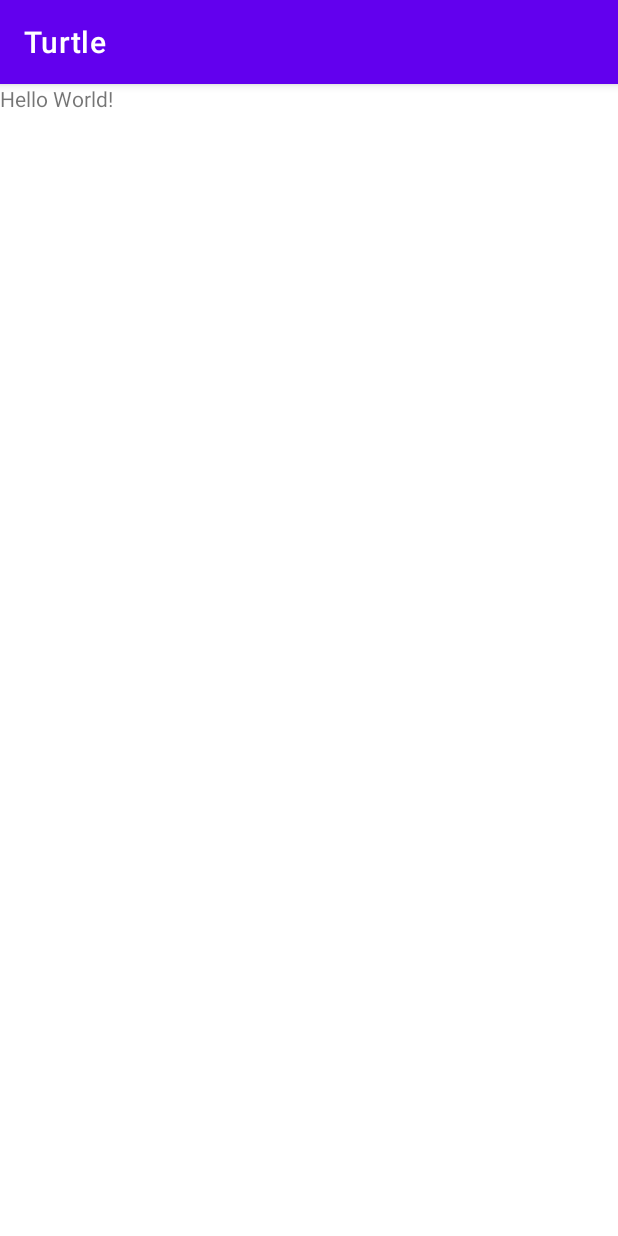
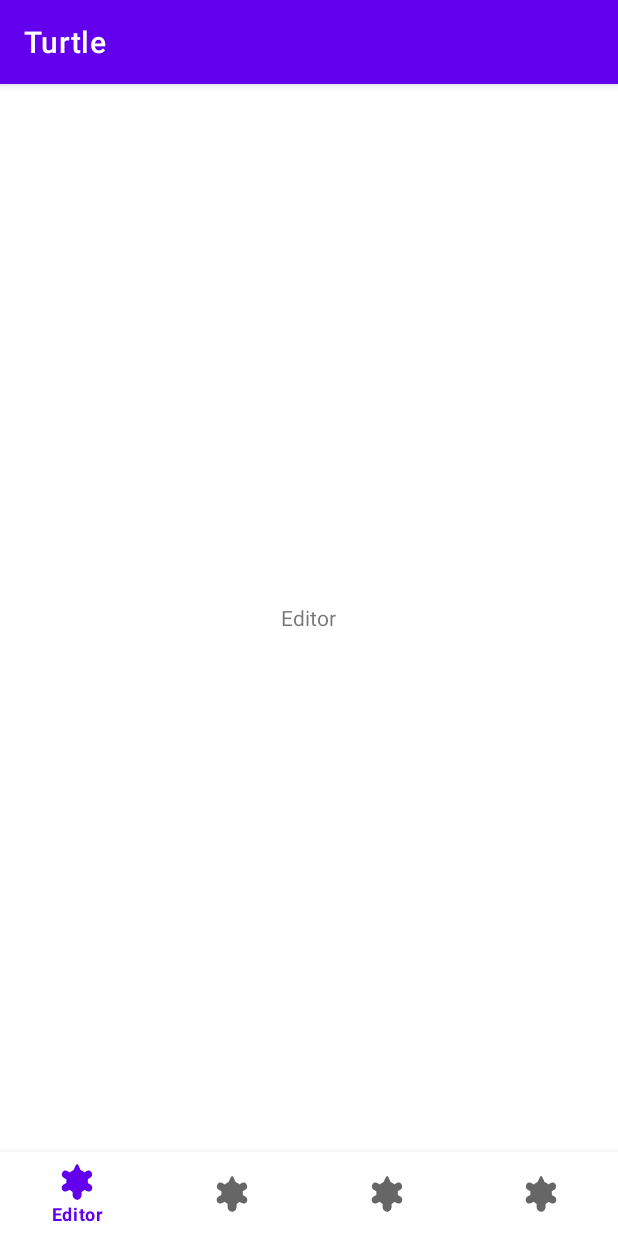
Before and after one commit to AmrDeveloper/Turtle, an Android app: the screen it shows after launch (MainActivity), on a phone screen of 412 x 824 dp. Run offline under Robolectric (Android 15) with nearby library versions, the phone set to English and light mode, and no system bars; our stand-ins replace Timber, navigation-ui.

Commit message:
Setup the base structures and fragments with Navigation Components

```diff
--- a/app/src/main/AndroidManifest.xml
+++ b/app/src/main/AndroidManifest.xml
@@ -3,14 +3,15 @@
     package="com.amrdeveloper.turtle">
 
     <application
+        android:name=".TurtleApplication"
         android:allowBackup="true"
         android:icon="@mipmap/ic_launcher"
         android:label="@string/app_name"
         android:roundIcon="@mipmap/ic_launcher_round"
-        android:supportsRtl="true"
+        android:supportsRtl="false"
         android:theme="@style/Theme.Turtle">
         <activity
-            android:name=".MainActivity"
+            android:name=".ui.MainActivity"
             android:exported="true">
             <intent-filter>
                 <action android:name="android.intent.action.MAIN" />
--- /dev/null
+++ b/app/src/main/java/com/amrdeveloper/turtle/TurtleApplication.kt
@@ -0,0 +1,38 @@
+/*
+ * MIT License
+ *
+ * Copyright (c) 2022 AmrDeveloper (Amr Hesham)
+ *
+ * Permission is hereby granted, free of charge, to any person obtaining a copy
+ * of this software and associated documentation files (the "Software"), to deal
+ * in the Software without restriction, including without limitation the rights
+ * to use, copy, modify, merge, publish, distribute, sublicense, and/or sell
+ * copies of the Software, and to permit persons to whom the Software is
+ * furnished to do so, subject to the following conditions:
+ *
+ * The above copyright notice and this permission notice shall be included in all
+ * copies or substantial portions of the Software.
+ * THE SOFTWARE IS PROVIDED "AS IS", WITHOUT WARRANTY OF ANY KIND, EXPRESS OR
+ * IMPLIED, INCLUDING BUT NOT LIMITED TO THE WARRANTIES OF MERCHANTABILITY,
+ * FITNESS FOR A PARTICULAR PURPOSE AND NONINFRINGEMENT. IN NO EVENT SHALL THE
+ * AUTHORS OR COPYRIGHT HOLDERS BE LIABLE FOR ANY CLAIM, DAMAGES OR OTHER
+ * LIABILITY, WHETHER IN AN ACTION OF CONTRACT, TORT OR OTHERWISE, ARISING FROM,
+ * OUT OF OR IN CONNECTION WITH THE SOFTWARE OR THE USE OR OTHER DEALINGS IN THE
+ * SOFTWARE.
+ */
+
+package com.amrdeveloper.turtle
+
+import android.app.Application
+import timber.log.Timber
+
+class TurtleApplication : Application() {
+
+    override fun onCreate() {
+        super.onCreate()
+
+        if (BuildConfig.DEBUG) {
+            Timber.plant(Timber.DebugTree())
+        }
+    }
+}
--- /dev/null
+++ b/app/src/main/java/com/amrdeveloper/turtle/ui/MainActivity.kt
@@ -0,0 +1,43 @@
+/*
+ * MIT License
+ *
+ * Copyright (c) 2022 AmrDeveloper (Amr Hesham)
+ *
+ * Permission is hereby granted, free of charge, to any person obtaining a copy
+ * of this software and associated documentation files (the "Software"), to deal
+ * in the Software without restriction, including without limitation the rights
+ * to use, copy, modify, merge, publish, distribute, sublicense, and/or sell
+ * copies of the Software, and to permit persons to whom the Software is
+ * furnished to do so, subject to the following conditions:
+ *
+ * The above copyright notice and this permission notice shall be included in all
+ * copies or substantial portions of the Software.
+ * THE SOFTWARE IS PROVIDED "AS IS", WITHOUT WARRANTY OF ANY KIND, EXPRESS OR
+ * IMPLIED, INCLUDING BUT NOT LIMITED TO THE WARRANTIES OF MERCHANTABILITY,
+ * FITNESS FOR A PARTICULAR PURPOSE AND NONINFRINGEMENT. IN NO EVENT SHALL THE
+ * AUTHORS OR COPYRIGHT HOLDERS BE LIABLE FOR ANY CLAIM, DAMAGES OR OTHER
+ * LIABILITY, WHETHER IN AN ACTION OF CONTRACT, TORT OR OTHERWISE, ARISING FROM,
+ * OUT OF OR IN CONNECTION WITH THE SOFTWARE OR THE USE OR OTHER DEALINGS IN THE
+ * SOFTWARE.
+ */
+
+package com.amrdeveloper.turtle.ui
+
+import android.os.Bundle
+import androidx.appcompat.app.AppCompatActivity
+import androidx.navigation.Navigation
+import androidx.navigation.ui.NavigationUI
+import com.amrdeveloper.turtle.R
+import com.google.android.material.bottomnavigation.BottomNavigationView
+
+class MainActivity : AppCompatActivity() {
+
+    override fun onCreate(savedInstanceState: Bundle?) {
+        super.onCreate(savedInstanceState)
+        setContentView(R.layout.activity_main)
+
+        val navController = Navigation.findNavController(this, R.id.nav_host_fragment)
+        val bottomNavigationView = findViewById<BottomNavigationView>(R.id.bottom_navigation)
+        NavigationUI.setupWithNavController(bottomNavigationView, navController)
+    }
+}
--- /dev/null
+++ b/app/src/main/java/com/amrdeveloper/turtle/ui/editor/EditorFragment.kt
@@ -0,0 +1,47 @@
+/*
+ * MIT License
+ *
+ * Copyright (c) 2022 AmrDeveloper (Amr Hesham)
+ *
+ * Permission is hereby granted, free of charge, to any person obtaining a copy
+ * of this software and associated documentation files (the "Software"), to deal
+ * in the Software without restriction, including without limitation the rights
+ * to use, copy, modify, merge, publish, distribute, sublicense, and/or sell
+ * copies of the Software, and to permit persons to whom the Software is
+ * furnished to do so, subject to the following conditions:
+ *
+ * The above copyright notice and this permission notice shall be included in all
+ * copies or substantial portions of the Software.
+ * THE SOFTWARE IS PROVIDED "AS IS", WITHOUT WARRANTY OF ANY KIND, EXPRESS OR
+ * IMPLIED, INCLUDING BUT NOT LIMITED TO THE WARRANTIES OF MERCHANTABILITY,
+ * FITNESS FOR A PARTICULAR PURPOSE AND NONINFRINGEMENT. IN NO EVENT SHALL THE
+ * AUTHORS OR COPYRIGHT HOLDERS BE LIABLE FOR ANY CLAIM, DAMAGES OR OTHER
+ * LIABILITY, WHETHER IN AN ACTION OF CONTRACT, TORT OR OTHERWISE, ARISING FROM,
+ * OUT OF OR IN CONNECTION WITH THE SOFTWARE OR THE USE OR OTHER DEALINGS IN THE
+ * SOFTWARE.
+ */
+
+package com.amrdeveloper.turtle.ui.editor
+
+import android.os.Bundle
+import androidx.fragment.app.Fragment
+import android.view.LayoutInflater
+import android.view.View
+import android.view.ViewGroup
+import com.amrdeveloper.turtle.R
+
+class EditorFragment : Fragment() {
+
+    override fun onCreate(savedInstanceState: Bundle?) {
+        super.onCreate(savedInstanceState)
+
+    }
+
+    override fun onCreateView(
+        inflater: LayoutInflater, container: ViewGroup?,
+        savedInstanceState: Bundle?
+    ): View? {
+        // Inflate the layout for this fragment
+        return inflater.inflate(R.layout.fragment_editor, container, false)
+    }
+}
--- /dev/null
+++ b/app/src/main/res/drawable/ic_turtle_pointer.xml
@@ -0,0 +1,52 @@
+<vector android:height="24dp" android:viewportHeight="500"
+    android:viewportWidth="500" android:width="24dp"
+    xmlns:aapt="http://schemas.android.com/aapt" xmlns:android="http://schemas.android.com/apk/res/android">
+    <path android:fillColor="#F3B73F" android:fillType="nonZero"
+        android:pathData="M362.779,266.957C358.459,289.141 348.913,309.766 335.174,326.604C328.759,334.465 330.968,346.215 339.787,351.216L383.489,375.998C408.945,390.449 441.427,381.489 455.887,356.019C470.32,330.517 461.348,298.043 435.896,283.61L386.949,255.839C377.257,250.339 364.927,255.927 362.779,266.957z"
+        android:strokeColor="#00000000" android:strokeLineCap="butt"
+        android:strokeLineJoin="miter" android:strokeWidth="0.96"/>
+    <path android:fillColor="#F3B73F" android:fillType="nonZero"
+        android:pathData="M380.341,99.422L337.49,125.039C328.788,130.241 326.859,142.03 333.432,149.736C347.524,166.257 357.484,186.677 362.23,208.789C364.583,219.749 377.033,225.17 386.659,219.412L434.842,190.599C459.971,175.575 468.195,142.899 453.173,117.758C453.172,117.756 453.172,117.753 453.171,117.752C438.15,92.643 405.484,84.401 380.341,99.422z"
+        android:strokeColor="#00000000" android:strokeLineCap="butt"
+        android:strokeLineJoin="miter" android:strokeWidth="0.96"/>
+    <path android:fillColor="#FFC843" android:fillType="nonZero"
+        android:pathData="M288.215,361.476C264.25,370.913 237.098,371.444 211.788,361.476C201.039,357.242 189.399,365.188 189.399,376.722L189.399,435.159C189.399,468.574 216.584,495.76 250.002,495.76C283.42,495.76 310.603,468.574 310.603,435.159L310.603,376.722C310.603,365.187 298.959,357.242 288.215,361.476z"
+        android:strokeColor="#00000000" android:strokeLineCap="butt"
+        android:strokeLineJoin="miter" android:strokeWidth="0.96"/>
+    <path android:fillColor="#F3B73F" android:fillType="nonZero"
+        android:pathData="M250.002,495.76C250,495.76 250,495.76 249.999,495.76L249.999,368.742C263.12,368.74 276.076,366.255 288.215,361.475C298.959,357.242 310.604,365.186 310.604,376.721L310.604,435.159C310.603,468.574 283.418,495.76 250.002,495.76z"
+        android:strokeColor="#00000000" android:strokeLineCap="butt"
+        android:strokeLineJoin="miter" android:strokeWidth="0.96"/>
+    <path android:fillColor="#FFC843" android:fillType="nonZero"
+        android:pathData="M113.054,255.838L64.105,283.611C38.656,298.042 29.683,330.516 44.106,355.999C58.576,381.487 91.057,390.448 116.522,375.993L160.216,351.216C169.042,346.21 171.238,334.458 164.829,326.604C151.088,309.766 141.543,289.141 137.224,266.957C135.071,255.911 122.724,250.351 113.054,255.838z"
+        android:strokeColor="#00000000" android:strokeLineCap="butt"
+        android:strokeLineJoin="miter" android:strokeWidth="0.96"/>
+    <path android:fillColor="#FFC843" android:fillType="nonZero"
+        android:pathData="M46.833,117.753C31.808,142.9 40.033,175.576 65.164,190.601L113.344,219.412C122.965,225.166 135.419,219.755 137.773,208.789C142.519,186.676 152.477,166.256 166.572,149.736C173.152,142.022 171.208,130.236 162.514,125.039L119.667,99.424C94.526,84.408 61.858,92.631 46.833,117.753z"
+        android:strokeColor="#00000000" android:strokeLineCap="butt"
+        android:strokeLineJoin="miter" android:strokeWidth="0.96"/>
+    <path android:fillColor="#FFC843" android:fillType="nonZero"
+        android:pathData="M235.099,13.795L199.404,91.899C193.531,104.751 205.67,118.553 219.17,114.356C238.885,108.228 260.444,108.019 280.831,114.356C294.328,118.547 306.472,104.758 300.597,91.899L264.902,13.795C259.088,1.069 240.926,1.041 235.099,13.795z"
+        android:strokeColor="#00000000" android:strokeLineCap="butt"
+        android:strokeLineJoin="miter" android:strokeWidth="0.96"/>
+    <path android:fillColor="#F3B73F" android:fillType="nonZero"
+        android:pathData="M280.832,114.355C270.72,111.212 260.32,109.684 250,109.684L250,4.24C255.998,4.241 261.996,7.429 264.903,13.795L300.598,91.899C306.474,104.757 294.33,118.546 280.832,114.355z"
+        android:strokeColor="#00000000" android:strokeLineCap="butt"
+        android:strokeLineJoin="miter" android:strokeWidth="0.96"/>
+    <path android:fillColor="#95D600" android:fillType="nonZero"
+        android:pathData="M250.002,76.911C167.956,76.911 101.798,149.745 101.798,239.214C101.798,351.732 203.878,429.909 300.222,391.964C357.223,369.487 398.205,309.738 398.205,239.214C398.205,149.421 331.754,76.911 250.002,76.911z"
+        android:strokeColor="#00000000" android:strokeLineCap="butt"
+        android:strokeLineJoin="miter" android:strokeWidth="0.96"/>
+    <path android:fillColor="#7EC60F" android:fillType="nonZero"
+        android:pathData="M249.999,401.647L249.999,76.911C250,76.911 250,76.911 250.001,76.911C331.753,76.911 398.205,149.421 398.205,239.214C398.205,330.962 329.727,401.627 249.999,401.647z"
+        android:strokeColor="#00000000" android:strokeLineCap="butt"
+        android:strokeLineJoin="miter" android:strokeWidth="0.96"/>
+    <path android:fillColor="#7EC60F" android:fillType="nonZero"
+        android:pathData="M373.296,149.112C378.971,158.418 383.739,168.352 387.544,178.724L324.835,214.928L324.835,263.501L387.543,299.706C383.738,310.074 378.954,319.998 373.278,329.309L308.45,291.879L266.384,316.165L266.384,400.536C255.795,401.812 244.804,401.884 233.615,400.536L233.615,316.168L191.549,291.882L126.722,329.311C121.045,320 116.262,310.077 112.456,299.709L175.164,263.504L175.164,214.931L112.455,178.726C116.261,168.353 121.029,158.42 126.703,149.115L191.548,186.554L233.614,162.268L233.614,77.912C244.633,76.584 255.35,76.583 266.383,77.912L266.383,162.268L308.449,186.554L373.296,149.112zM292.066,214.928L250.001,190.642L207.936,214.928L207.936,263.502L250.001,287.788L292.066,263.502L292.066,214.928z"
+        android:strokeColor="#00000000" android:strokeLineCap="butt"
+        android:strokeLineJoin="miter" android:strokeWidth="0.96"/>
+    <path android:fillColor="#77BC1F" android:fillType="nonZero"
+        android:pathData="M324.836,214.928L324.836,263.502L387.544,299.707C383.739,310.075 378.955,319.999 373.279,329.309L308.451,291.88L266.385,316.166L266.385,400.536C261.018,401.183 255.546,401.517 249.998,401.517L249.998,287.788L250,287.788L292.065,263.502L292.065,214.929L250,190.643L249.998,190.644L249.998,76.913C255.433,76.913 260.869,77.245 266.385,77.909L266.385,162.265L308.451,186.551L373.296,149.113C378.971,158.419 383.739,168.353 387.544,178.725L324.836,214.928z"
+        android:strokeColor="#00000000" android:strokeLineCap="butt"
+        android:strokeLineJoin="miter" android:strokeWidth="0.96"/>
+</vector>
--- a/app/src/main/res/layout/activity_main.xml
+++ b/app/src/main/res/layout/activity_main.xml
@@ -4,15 +4,22 @@
     xmlns:tools="http://schemas.android.com/tools"
     android:layout_width="match_parent"
     android:layout_height="match_parent"
-    tools:context=".MainActivity">
+    tools:context=".ui.MainActivity"
+    tools:viewBindingIgnore="true">
 
-    <TextView
-        android:layout_width="wrap_content"
+    <fragment
+        android:id="@+id/nav_host_fragment"
+        android:name="androidx.navigation.fragment.NavHostFragment"
+        android:layout_width="match_parent"
+        android:layout_height="match_parent"
+        android:layout_above="@+id/bottom_navigation"
+        app:defaultNavHost="true"
+        app:navGraph="@navigation/navigation_graph" />
+
+    <com.google.android.material.bottomnavigation.BottomNavigationView
+        android:id="@+id/bottom_navigation"
+        android:layout_width="match_parent"
         android:layout_height="wrap_content"
-        android:text="Hello World!"
-        app:layout_constraintBottom_toBottomOf="parent"
-        app:layout_constraintLeft_toLeftOf="parent"
-        app:layout_constraintRight_toRightOf="parent"
-        app:layout_constraintTop_toTopOf="parent" />
-
+        android:layout_alignParentBottom="true"
+        app:menu="@menu/bottom_navigation_menu" />
 </RelativeLayout>
--- /dev/null
+++ b/app/src/main/res/layout/fragment_editor.xml
@@ -0,0 +1,15 @@
+<?xml version="1.0" encoding="utf-8"?>
+<RelativeLayout xmlns:android="http://schemas.android.com/apk/res/android"
+    xmlns:tools="http://schemas.android.com/tools"
+    android:layout_width="match_parent"
+    android:layout_height="match_parent"
+    tools:context=".ui.editor.EditorFragment">
+
+    <TextView
+        android:layout_width="wrap_content"
+        android:layout_height="wrap_content"
+        android:layout_centerHorizontal="true"
+        android:layout_centerVertical="true"
+        android:text="@string/editor" />
+
+</RelativeLayout>
--- /dev/null
+++ b/app/src/main/res/menu/bottom_navigation_menu.xml
@@ -0,0 +1,22 @@
+<?xml version="1.0" encoding="utf-8"?>
+<menu xmlns:android="http://schemas.android.com/apk/res/android">
+    <item
+        android:id="@+id/editorFragment"
+        android:icon="@drawable/ic_turtle_pointer"
+        android:title="@string/editor" />
+
+    <item
+        android:id="@+id/previewFragment"
+        android:icon="@drawable/ic_turtle_pointer"
+        android:title="@string/preview" />
+
+    <item
+        android:id="@+id/packagesFragment"
+        android:icon="@drawable/ic_turtle_pointer"
+        android:title="@string/packages" />
+    <item
+
+        android:id="@+id/settingsFragment"
+        android:icon="@drawable/ic_turtle_pointer"
+        android:title="@string/settings" />
+</menu>
--- /dev/null
+++ b/app/src/main/res/navigation/navigation_graph.xml
@@ -0,0 +1,31 @@
+<?xml version="1.0" encoding="utf-8"?>
+<navigation xmlns:android="http://schemas.android.com/apk/res/android"
+    xmlns:app="http://schemas.android.com/apk/res-auto"
+    xmlns:tools="http://schemas.android.com/tools"
+    android:id="@+id/navigation_graph"
+    app:startDestination="@id/editorFragment">
+
+    <fragment
+        android:id="@+id/editorFragment"
+        android:name="com.amrdeveloper.turtle.ui.editor.EditorFragment"
+        android:label="fragment_editor"
+        tools:layout="@layout/fragment_editor" />
+
+    <fragment
+        android:id="@+id/previewFragment"
+        android:name="com.amrdeveloper.turtle.ui.preview.PreviewFragment"
+        android:label="fragment_preview"
+        tools:layout="@layout/fragment_preview" />
+
+    <fragment
+        android:id="@+id/packagesFragment"
+        android:name="com.amrdeveloper.turtle.ui.packages.PackagesFragment"
+        android:label="fragment_packages"
+        tools:layout="@layout/fragment_packages" />
+
+    <fragment
+        android:id="@+id/settingsFragment"
+        android:name="com.amrdeveloper.turtle.ui.settings.SettingsFragment"
+        android:label="fragment_settings"
+        tools:layout="@layout/fragment_settings" />
+</navigation>
--- /dev/null
+++ b/app/src/main/res/values/dimens.xml
@@ -0,0 +1,4 @@
+<?xml version="1.0" encoding="utf-8"?>
+<resources>
+
+</resources>
--- a/app/src/main/res/values/strings.xml
+++ b/app/src/main/res/values/strings.xml
@@ -1,3 +1,7 @@
 <resources>
     <string name="app_name">Turtle</string>
+    <string name="editor">Editor</string>
+    <string name="preview">Preview</string>
+    <string name="packages">Packages</string>
+    <string name="settings">Settings</string>
 </resources>
--- a/build.gradle
+++ b/build.gradle
@@ -1,8 +1,8 @@
-// Top-level build file where you can add configuration options common to all sub-projects/modules.
 plugins {
     id 'com.android.application' version '7.1.3' apply false
     id 'com.android.library' version '7.1.3' apply false
     id 'org.jetbrains.kotlin.android' version '1.6.10' apply false
+    id 'androidx.navigation.safeargs' version '2.4.2' apply false
 }
 
 task clean(type: Delete) {
```
Also changed, not shown: app/build.gradle (+18 -4 lines), app/src/main/java/com/amrdeveloper/turtle/MainActivity.kt (deleted, +0 -12 lines), app/src/main/java/com/amrdeveloper/turtle/ui/packages/PackagesFragment.kt (added, +47 -0 lines), app/src/main/java/com/amrdeveloper/turtle/ui/preview/PreviewFragment.kt (added, +46 -0 lines), app/src/main/java/com/amrdeveloper/turtle/ui/settings/SettingsFragment.kt (added, +46 -0 lines), app/src/main/res/layout/fragment_packages.xml (added, +15 -0 lines), app/src/main/res/layout/fragment_preview.xml (added, +15 -0 lines), app/src/main/res/layout/fragment_settings.xml (added, +15 -0 lines).
